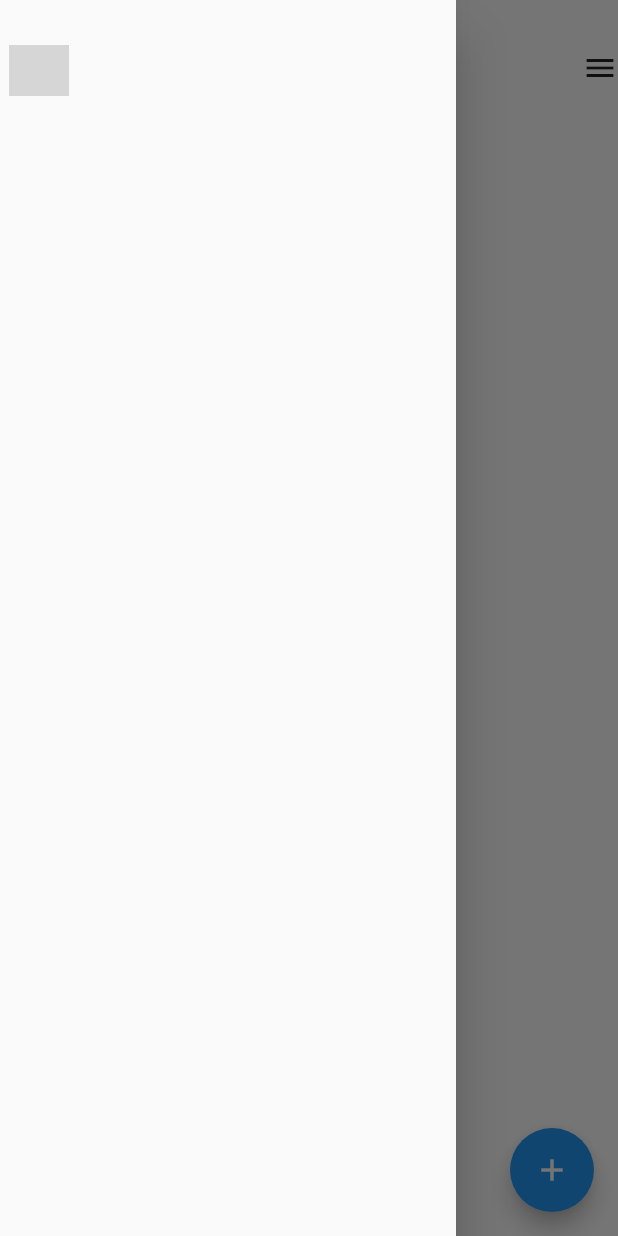
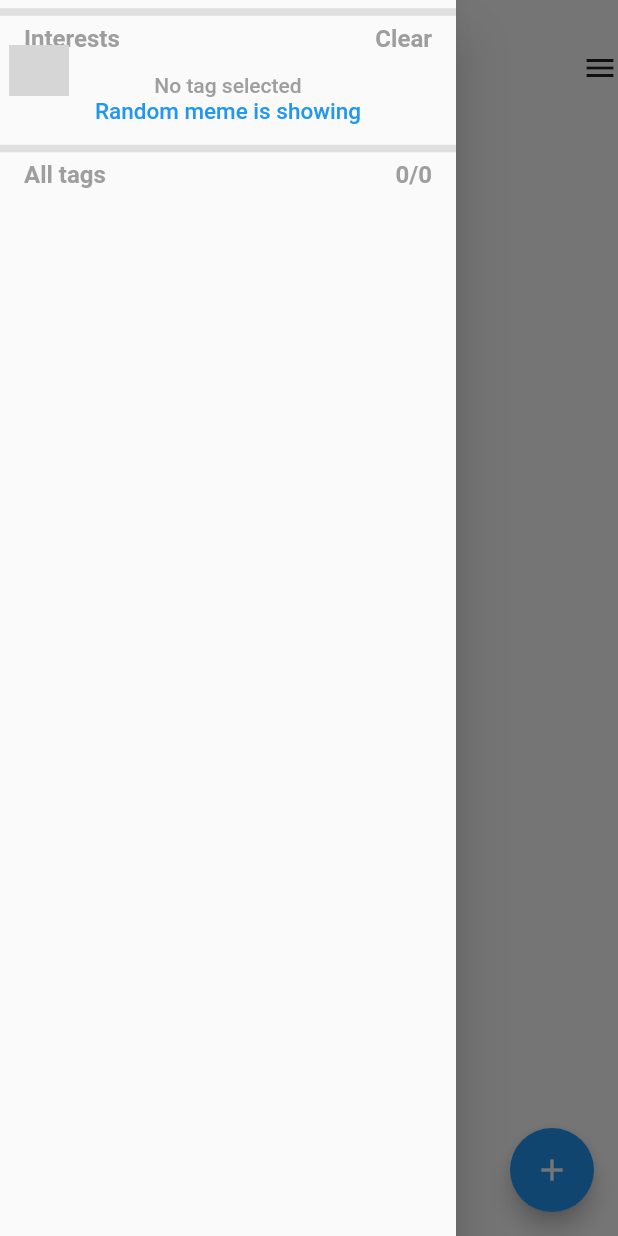
Before and after one commit to TruongAnim/meme_hub, a Flutter app: the HomeScreen screen opened by its route, with the side drawer open, on a phone screen of 412 x 824 dp. Run offline on Flutter 3.47's test engine with Material 2 defaults, Android fonts, the phone set to English and light mode, and no system bars; drawn by our look-alikes of flutter_slider_drawer, loader_overlay; our stand-ins replace dio, dropdown_button2, flutter_spinkit, flutter_svg, fluttericon, fluttertoast and 11 more; missing offline and left inert: animation_wrappers, dart:ffi, gcloud; accounts and stored records are empty; network calls fail; statements that could not run were skipped; grey boxes are pictures that could not be loaded.

Commit message:
update drawer

```diff
--- a/lib/Screens/Home/controllers/home_controller.dart
+++ b/lib/Screens/Home/controllers/home_controller.dart
@@ -4,7 +4,6 @@ import 'package:meme_hub/models/tag.dart';
 import 'package:meme_hub/routes/app_routes.dart';
 import 'package:meme_hub/services/tag_service.dart';
 import 'package:meme_hub/services/user_service.dart';
-import 'package:meme_hub/utils/temp_data.dart';
 
 class HomeController extends GetxController {
   final TagService _tagService = TagService.instance;
@@ -32,11 +31,18 @@ class HomeController extends GetxController {
   void selectTag(Tag tag) {
     if (!selectedTags.contains(tag)) {
       selectedTags.add(tag);
+      update(['all-tag', 'selected-tag']);
     }
   }
 
   void removeTag(Tag tag) {
     selectedTags.remove(tag);
+    update(['all-tag', 'selected-tag']);
+  }
+
+  void clearSelectedTag() {
+    selectedTags.clear();
+    update(['all-tag', 'selected-tag']);
   }
 
   void closeDrawer() {
--- a/lib/Screens/Home/home_screen.dart
+++ b/lib/Screens/Home/home_screen.dart
@@ -1,12 +1,10 @@
 import 'package:flutter/material.dart';
 import 'package:flutter_slider_drawer/flutter_slider_drawer.dart';
 import 'package:get/get.dart';
-import 'package:meme_hub/Screens/Home/controllers/slider_controller.dart';
 import 'package:meme_hub/Screens/Home/widgets/drawer_widget.dart';
 import 'package:meme_hub/Screens/Home/widgets/slider_widget.dart';
 import 'package:meme_hub/Screens/Post/post_list.dart';
 import 'package:meme_hub/Screens/Home/controllers/home_controller.dart';
-import 'package:meme_hub/utils/api_constants.dart';
 
 class HomeScreen extends StatefulWidget {
   const HomeScreen({super.key});
@@ -32,22 +30,23 @@ class _HomeScreenState extends State<HomeScreen> {
 
   @override
   Widget build(BuildContext context) {
-    final GlobalKey<ScaffoldState> _scaffoldKey = GlobalKey<ScaffoldState>();
-    final GlobalKey<SliderDrawerState> _sliderKey =
+    final GlobalKey<ScaffoldState> scaffoldKey = GlobalKey<ScaffoldState>();
+    final GlobalKey<SliderDrawerState> sliderKey =
         GlobalKey<SliderDrawerState>();
 
     void openDrawer() {
-      _scaffoldKey.currentState?.openDrawer();
+      scaffoldKey.currentState?.openDrawer();
     }
 
     void openSlider() {
-      _sliderKey.currentState?.toggle();
+      sliderKey.currentState?.toggle();
     }
 
     return Scaffold(
-        key: _scaffoldKey,
-        body: SliderDrawer(
-            key: _sliderKey,
+        key: scaffoldKey,
+        body: SafeArea(
+          child: SliderDrawer(
+              key: sliderKey,
               slideDirection: SlideDirection.RIGHT_TO_LEFT,
               appBar: SliderAppBar(
                 drawerIcon: GestureDetector(
@@ -67,13 +66,14 @@ class _HomeScreenState extends State<HomeScreen> {
                     onTap: () {
                       openDrawer();
                     },
-                  child: Padding(
-                    padding: const EdgeInsets.only(left: 8, bottom: 4),
+                    child: const Padding(
+                      padding: EdgeInsets.only(left: 8, bottom: 4),
                       child: Icon(Icons.menu),
                     )),
               ),
               slider: SliderWidget(),
               child: PostList()),
+        ),
         drawer: DrawerWidget(),
         onDrawerChanged: (isOpened) {
           if (!isOpened) {
--- a/lib/Screens/Home/widgets/drawer_item.dart
+++ b/lib/Screens/Home/widgets/drawer_item.dart
@@ -9,23 +9,32 @@ class DrawerItem extends StatelessWidget {
     super.key,
     required this.tag,
     required this.isSelected,
+    required this.showButton,
   });
   Tag tag;
   bool isSelected;
+  bool showButton;
   final HomeController _controller = Get.find();
 
-  @override
-  Widget build(BuildContext context) {
-    return ListTile(
-      contentPadding: EdgeInsets.symmetric(horizontal: 16),
-      visualDensity: VisualDensity(horizontal: 0, vertical: -2),
-      textColor: Colors.black54,
-      leading:
-          Image.network(width: 25, height: 25, ApiConstants.public + tag.icon),
-      title: Text(tag.name),
-      trailing: ChoiceChip(
+  Widget getTrailing() {
+    if (showButton) {
+      if (isSelected) {
+        return IconButton(
+            onPressed: () {
+              _controller.removeTag(tag);
+            },
+            icon: Icon(Icons.remove));
+      } else {
+        return IconButton(
+            onPressed: () {
+              _controller.selectTag(tag);
+            },
+            icon: Icon(Icons.add));
+      }
+    } else {
+      return ChoiceChip(
         label: Text(
-          tag.posts.length.toString(),
+          '${tag.posts.length} meme',
           style: TextStyle(color: Colors.grey),
         ),
         backgroundColor: Colors.transparent,
@@ -38,7 +47,21 @@ class DrawerItem extends StatelessWidget {
             _controller.selectTag(tag);
           }
         },
-      ),
-    );
+      );
+    }
+  }
+
+  @override
+  Widget build(BuildContext context) {
+    return ListTile(
+        contentPadding: EdgeInsets.symmetric(horizontal: 16),
+        visualDensity: VisualDensity(horizontal: 0, vertical: -2),
+        textColor: Colors.black54,
+        selectedTileColor: Colors.green[50],
+        selected: isSelected,
+        leading: Image.network(
+            width: 25, height: 25, ApiConstants.public + tag.icon),
+        title: Text(tag.name),
+        trailing: getTrailing());
   }
 }
--- a/lib/Screens/Home/widgets/drawer_widget.dart
+++ b/lib/Screens/Home/widgets/drawer_widget.dart
@@ -2,6 +2,8 @@ import 'package:flutter/material.dart';
 import 'package:get/get.dart';
 import 'package:meme_hub/Screens/Home/widgets/drawer_item.dart';
 import 'package:meme_hub/Screens/Home/controllers/home_controller.dart';
+import 'package:meme_hub/Screens/Home/widgets/no_tag_selected_widget.dart';
+import 'package:meme_hub/models/tag.dart';
 
 class DrawerWidget extends StatelessWidget {
   DrawerWidget({super.key});
@@ -10,12 +12,49 @@ class DrawerWidget extends StatelessWidget {
   @override
   Widget build(BuildContext context) {
     return Drawer(
-      child: Column(children: [
-        Obx(
-          () {
-            return _controller.selectedTags.isEmpty
-                ? Container()
+      child: SafeArea(
+        child: Column(
+          children: [
+            Divider(
+              thickness: 5,
+              color: Colors.grey[300],
+            ),
+            Row(
+              children: [
+                SizedBox(
+                  width: 16,
+                ),
+                Text(
+                  'Interests',
+                  style: TextStyle(
+                      fontSize: 16,
+                      fontWeight: FontWeight.w600,
+                      color: Colors.grey),
+                ),
+                Spacer(),
+                GestureDetector(
+                  onTap: _controller.clearSelectedTag,
+                  child: Text(
+                    'Clear',
+                    style: TextStyle(
+                        fontSize: 16,
+                        fontWeight: FontWeight.w600,
+                        color: Colors.grey),
+                  ),
+                ),
+                SizedBox(
+                  width: 16,
+                ),
+              ],
+            ),
+            SizedBox(height: 6),
+            GetBuilder(
+              id: 'selected-tag',
+              builder: (HomeController controller) =>
+                  controller.selectedTags.isEmpty
+                      ? NoTagSelectedWidget()
                       : ListView.separated(
+                          padding: EdgeInsets.zero,
                           shrinkWrap: true,
                           separatorBuilder: (context, index) => Divider(
                             color: Colors.grey[200],
@@ -25,18 +64,55 @@ class DrawerWidget extends StatelessWidget {
                           itemCount: _controller.selectedTags.length,
                           itemBuilder: (context, index) {
                             return DrawerItem(
-                          tag: _controller.selectedTags[index],
-                          isSelected: true);
-                    },
+                              tag: controller.selectedTags[index],
+                              isSelected: true,
+                              showButton: false,
                             );
                           },
                         ),
+            ),
+            Divider(
+              thickness: 5,
+              color: Colors.grey[300],
+            ),
+            Row(
+              children: [
+                SizedBox(
+                  width: 16,
+                ),
+                Text(
+                  'All tags',
+                  style: TextStyle(
+                      fontSize: 16,
+                      fontWeight: FontWeight.w600,
+                      color: Colors.grey),
+                ),
+                Spacer(),
+                GetBuilder(
+                    id: 'selected-tag',
+                    builder: (HomeController controller) {
+                      return Text(
+                        '${controller.selectedTags.length}/${controller.tags.length}',
+                        style: TextStyle(
+                            fontSize: 16,
+                            fontWeight: FontWeight.w600,
+                            color: Colors.grey),
+                      );
+                    }),
+                SizedBox(
+                  width: 16,
+                ),
+              ],
+            ),
+            SizedBox(height: 6),
             Expanded(
-          child: Obx(
-            () {
-              return _controller.tags.isEmpty
+              child: GetBuilder(
+                id: 'all-tag',
+                builder: (HomeController controller) {
+                  return controller.tags.isEmpty
                       ? Container()
                       : ListView.separated(
+                          padding: EdgeInsets.zero,
                           separatorBuilder: (context, index) => Divider(
                             color: Colors.grey[200],
                             thickness: 2,
@@ -44,14 +120,20 @@ class DrawerWidget extends StatelessWidget {
                           ),
                           itemCount: _controller.tags.length,
                           itemBuilder: (context, index) {
+                            Tag tag = _controller.tags[index];
                             return DrawerItem(
-                            tag: _controller.tags[index], isSelected: false);
+                                tag: tag,
+                                isSelected:
+                                    controller.selectedTags.contains(tag),
+                                showButton: true);
                           },
                         );
                 },
               ),
             ),
-      ]),
+          ],
+        ),
+      ),
     );
   }
 }
--- /dev/null
+++ b/lib/Screens/Home/widgets/no_tag_selected_widget.dart
@@ -0,0 +1,25 @@
+import 'package:flutter/material.dart';
+
+class NoTagSelectedWidget extends StatelessWidget {
+  const NoTagSelectedWidget({super.key});
+
+  @override
+  Widget build(BuildContext context) {
+    return SizedBox(
+      height: 50,
+      child:
+          Column(mainAxisAlignment: MainAxisAlignment.center, children: const [
+        Text(
+          'No tag selected',
+          style: TextStyle(
+              color: Colors.grey, fontSize: 14, fontWeight: FontWeight.w500),
+        ),
+        Text(
+          'Random meme is showing',
+          style: TextStyle(
+              color: Colors.blue, fontSize: 15, fontWeight: FontWeight.w500),
+        )
+      ]),
+    );
+  }
+}
```
Lines whose indentation alone changed are shown as unchanged.
